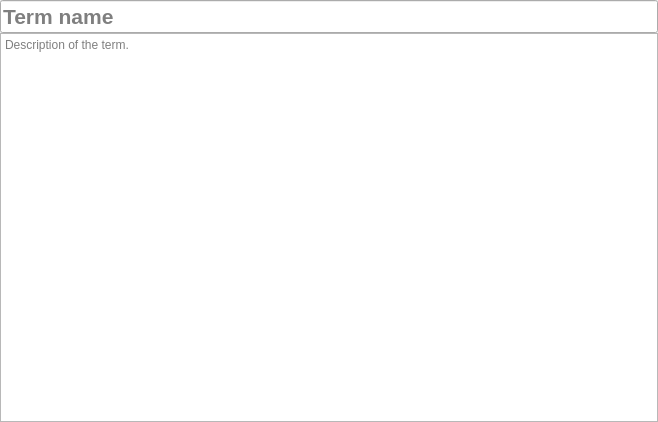
The window that src/widgets/qtdesigner/QTermEditor.ui (aparaatti/definator) describes before a commit, drawn with Qt 5.
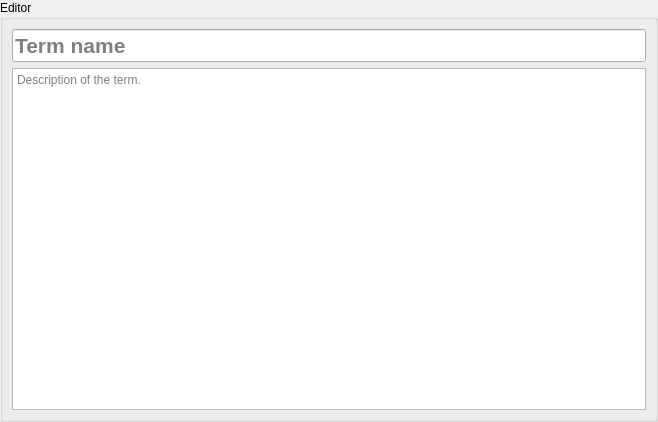
The same window after the commit.

Commit message: linked terms, images, files lists

```diff
--- a/src/widgets/qtdesigner/QTermEditor.ui
+++ b/src/widgets/qtdesigner/QTermEditor.ui
@@ -42,6 +42,15 @@
     <number>0</number>
    </property>
    <item>
+    <widget class="QGroupBox" name="groupBox">
+     <property name="locale">
+      <locale language="English" country="UnitedKingdom"/>
+     </property>
+     <property name="title">
+      <string>Editor</string>
+     </property>
+     <layout class="QVBoxLayout" name="verticalLayout_2">
+      <item>
     <widget class="QLineEdit" name="lineEditTitle">
      <property name="sizePolicy">
       <sizepolicy hsizetype="Expanding" vsizetype="Fixed">
@@ -78,6 +87,9 @@
      <property name="placeholderText">
       <string>Description of the term.</string>
      </property>
+       </widget>
+      </item>
+     </layout>
     </widget>
    </item>
   </layout>
```
Lines whose indentation alone changed are shown as unchanged. The commit also changes 23 other files.
